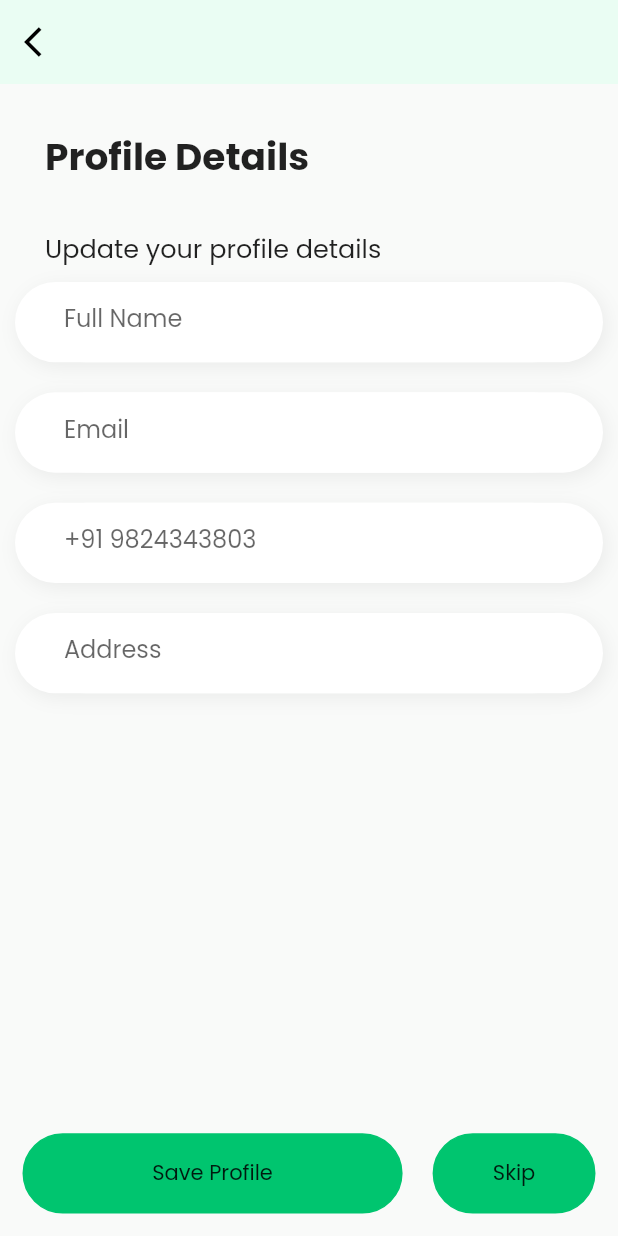
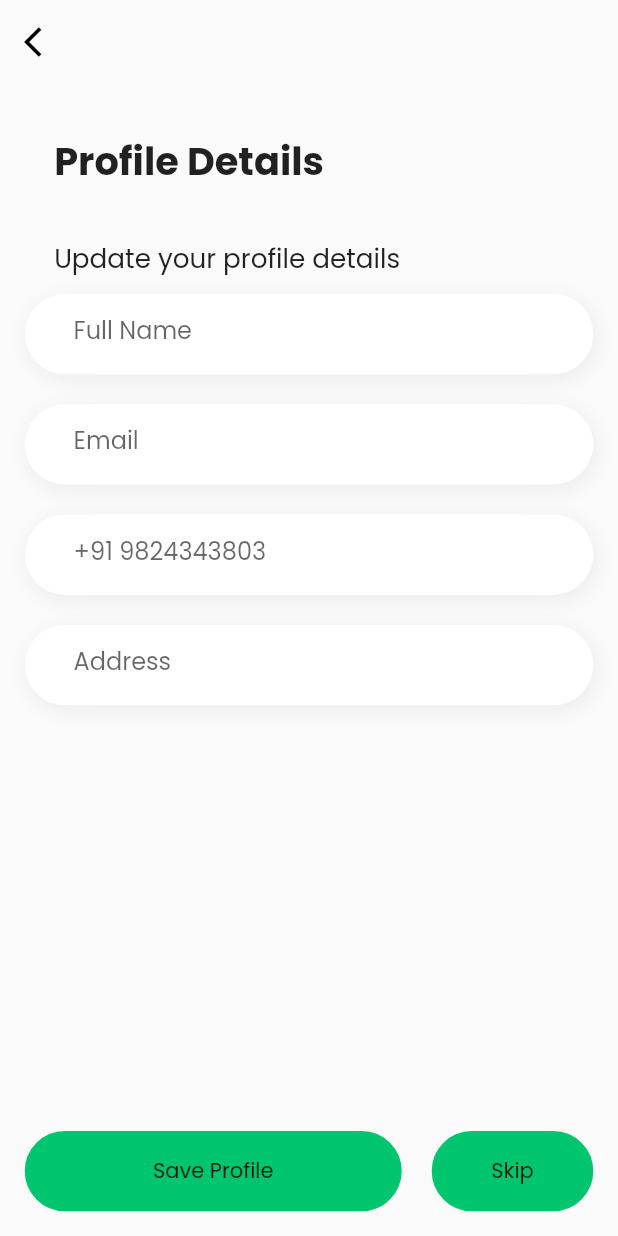
Before and after one commit to getsapp2021/customer-client-app, a Flutter app: the EditProfilePage screen opened by its route, on a phone screen of 412 x 824 dp. Run offline on Flutter 3.47's test engine with Material 2 defaults, Android fonts, the light colour scheme and no system bars; our stand-ins replace auto_route, cloud_firestore, firebase_auth, firebase_core, firebase_storage, get_it and 4 more; accounts and stored records are empty.

Commit message:
Responsive
Made responsive UIs
SignInPage
OtpPage
EditProfilePage

```diff
--- a/lib/main.dart
+++ b/lib/main.dart
@@ -1,5 +1,7 @@
 import 'package:customer/src/app/router.gr.dart';
 import 'package:customer/src/ui/utils/themes.dart';
+import 'package:customer/src/ui/views/pages/auth/edit_profile_page.dart';
+import 'package:customer/src/ui/views/pages/auth/otp_page.dart';
 import 'package:flutter/material.dart' hide Router;
 import 'package:flutter/services.dart';
 import 'package:stacked_services/stacked_services.dart';
@@ -28,6 +30,7 @@ class MyApp extends StatelessWidget {
       initialRoute: Routes.startupPage,
       onGenerateRoute: Router().onGenerateRoute,
       navigatorKey: StackedService.navigatorKey,
+
     );
   }
 }
--- a/lib/src/ui/views/pages/auth/edit_profile_page.dart
+++ b/lib/src/ui/views/pages/auth/edit_profile_page.dart
@@ -15,42 +15,43 @@ class _EditProfilePageState extends State<EditProfilePage> {
   TextEditingController addressController = new TextEditingController();
   @override
   Widget build(BuildContext context) {
+    double width = MediaQuery.of(context).size.width;
     double height = MediaQuery.of(context).size.height;
-
     return Scaffold(
       backgroundColor: ThemeColors.background,
       appBar: AppBar(
+
         leading: GestureDetector(
           onTap: () {
             //put navigator
           },
-          child: Icon(Icons.arrow_back_ios),
+          child: Icon(Icons.arrow_back_ios,color: ThemeColors.black,),
         ),
-        backgroundColor: ThemeColors.primaryLight,
+        backgroundColor: ThemeColors.background,
         elevation: 0,
       ),
       body: SingleChildScrollView(
-        padding: EdgeInsets.symmetric(horizontal: 10),
+        padding: EdgeInsets.symmetric(horizontal: width/25),
         child: Column(
           crossAxisAlignment: CrossAxisAlignment.start,
           // mainAxisAlignment: MainAxisAlignment.spaceEvenly,
           children: [
             Padding(
-              padding: const EdgeInsets.symmetric(vertical: 30, horizontal: 20),
+              padding: EdgeInsets.symmetric(vertical: height/25, horizontal: width/21),
               child: Text(
                 "Profile Details",
                 style: TextStyle(
-                  fontSize: 25,
+                  fontSize: width*0.062,
                   fontWeight: FontWeight.bold,
                 ),
               ),
             ),
             Padding(
-              padding: const EdgeInsets.only(left: 20.0),
+              padding: EdgeInsets.only(left: width/21.0),
               child: Text(
                 'Update your profile details',
                 style: TextStyle(
-                  fontSize: 17,
+                  fontSize: width*0.0425,
                 ),
               ),
             ),
@@ -78,7 +79,7 @@ class _EditProfilePageState extends State<EditProfilePage> {
         ),
       ),
       bottomNavigationBar: Padding(
-        padding: const EdgeInsets.all(15),
+        padding:  EdgeInsets.all(width/25),
         child: Row(
           mainAxisAlignment: MainAxisAlignment.spaceBetween,
           mainAxisSize: MainAxisSize.max,
```
Also changed, not shown: lib/src/ui/views/pages/auth/otp_page.dart (+11 -10 lines), lib/src/ui/views/pages/auth/signin_page.dart (+14 -3 lines).
